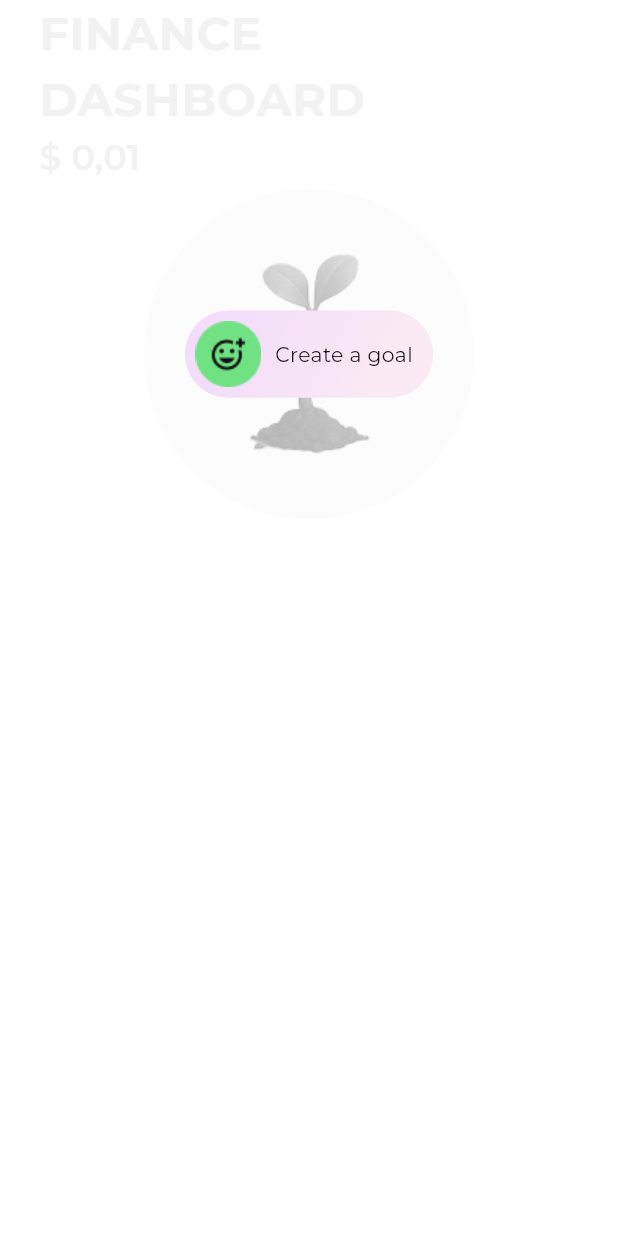
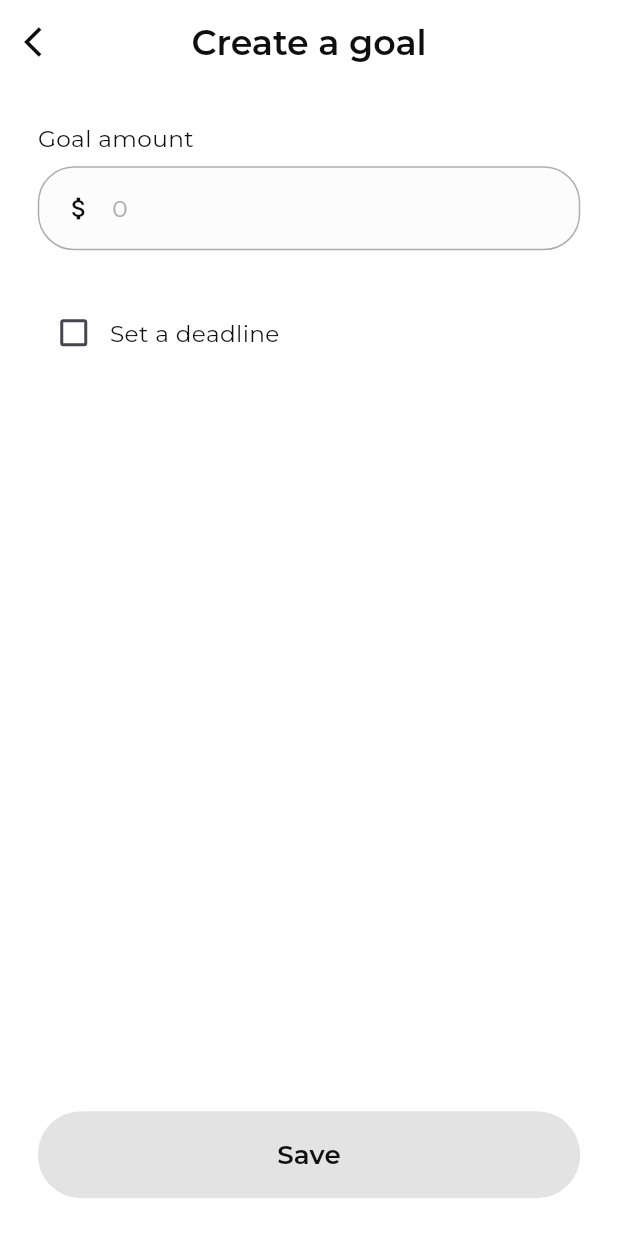
Before and after one commit to ibrahimsiam25/app_p_134, a Flutter app: the BalanceCard widget shown alone on an empty page, opened directly, after a tap on "Create a goal", on a phone screen of 412 x 824 dp. Run offline on Flutter 3.47's test engine with Material 3 defaults, Android fonts, the light colour scheme and no system bars; our stand-ins replace flutter_bloc, flutter_local_notifications, flutter_screenutil, share_plus, shared_preferences; missing offline and left inert: app_settings; accounts and stored records are empty.

Commit message:
feat: Add CreateGoalScreen and integrate navigation from BalanceCard

```diff
--- a/lib/core/app_router/app_router.dart
+++ b/lib/core/app_router/app_router.dart
@@ -1,5 +1,6 @@
 import 'package:flutter/material.dart';
 
+import '../../screens/create_goal/create_goal_screen.dart';
 import '../../screens/home/home_screen.dart';
 import '../../screens/preloader/preloader_screen.dart';
 import '../../screens/settings/settings_screen.dart';
@@ -11,5 +12,6 @@ class AppRoute {
     'welcomeScreen': (context) => const WelcomeScreen(),
     'homeScreen': (context) => const HomeScreen(),
     'settingsScreen': (context) => const SettingsScreen(),
+    'createGoalScreen': (context) => const CreateGoalScreen(),
   };
 }
--- /dev/null
+++ b/lib/screens/create_goal/create_goal_screen.dart
@@ -0,0 +1,356 @@
+import 'package:flutter/material.dart';
+import 'package:flutter_screenutil/flutter_screenutil.dart';
+import '../../core/constants/app_colors.dart';
+import '../../core/constants/app_text_styles.dart';
+import '../../widgets/app_button.dart';
+
+
+class CreateGoalScreen extends StatefulWidget {
+  const CreateGoalScreen({super.key});
+
+  @override
+  State<CreateGoalScreen> createState() => _CreateGoalScreenState();
+}
+
+class _CreateGoalScreenState extends State<CreateGoalScreen> {
+  final TextEditingController _goalAmountController = TextEditingController();
+  DateTime? _selectedDate;
+  TimeOfDay? _selectedTime;
+  bool _isDeadlineSet = false;
+
+  final FocusNode _focusNode = FocusNode();
+
+  bool get _isFormValid =>
+    _goalAmountController.text.isNotEmpty &&
+    (!_isDeadlineSet || (_selectedDate != null && _selectedTime != null));
+
+  bool get _hasUnsavedData =>
+    _goalAmountController.text.isNotEmpty ||
+    _selectedDate != null ||
+    _selectedTime != null;
+
+  @override
+  void dispose() {
+    _goalAmountController.dispose();
+    _focusNode.dispose();
+    super.dispose();
+  }
+
+  void _showDatePicker() async {
+    final DateTime? pickedDate = await showDatePicker(
+      context: context,
+      initialDate: DateTime.now(),
+      firstDate: DateTime.now(),
+      lastDate: DateTime(2030),
+      builder: (context, child) {
+        return Theme(
+          data: Theme.of(context).copyWith(
+            colorScheme: const ColorScheme.light(
+              primary: AppColors.gren,
+              onPrimary: AppColors.white,
+              surface: AppColors.white,
+              onSurface: AppColors.black,
+            ),
+          ),
+          child: child!,
+        );
+      },
+    );
+
+    if (pickedDate != null) {
+      setState(() {
+        _selectedDate = pickedDate;
+      });
+    }
+  }
+
+  void _showTimePicker() async {
+    final TimeOfDay? pickedTime = await showTimePicker(
+      context: context,
+      initialTime: TimeOfDay.now(),
+      builder: (context, child) {
+        return Theme(
+          data: Theme.of(context).copyWith(
+            colorScheme: const ColorScheme.light(
+              primary: AppColors.gren,
+              onPrimary: AppColors.white,
+              surface: AppColors.white,
+              onSurface: AppColors.black,
+            ),
+          ),
+          child: child!,
+        );
+      },
+    );
+
+    if (pickedTime != null) {
+      setState(() {
+        _selectedTime = pickedTime;
+      });
+    }
+  }
+
+  void _showExitDialog() {
+    showDialog(
+      context: context,
+      builder: (context) => Dialog(
+        backgroundColor: AppColors.white,
+        shape: RoundedRectangleBorder(
+          borderRadius: BorderRadius.circular(16.r),
+        ),
+        child: Container(
+          padding: EdgeInsets.all(24.w),
+          child: Column(
+            mainAxisSize: MainAxisSize.min,
+            children: [
+              Text(
+                'Heads up!',
+                style: AppTextStyles.header18.copyWith(
+                  color: AppColors.black,
+                  fontWeight: FontWeight.w600,
+                ),
+                textAlign: TextAlign.center,
+              ),
+              SizedBox(height: 16.h),
+              Text(
+                'If you exit, you\'ll lose any unsaved work.',
+                style: AppTextStyles.header14.copyWith(
+                  color: AppColors.black,
+                ),
+                textAlign: TextAlign.center,
+              ),
+              SizedBox(height: 24.h),
+              Row(
+                children: [
+                  Expanded(
+                    child: AppButton(
+                      text: 'Cancel',
+                      onTap: () => Navigator.of(context).pop(),
+                      containerColor: AppColors.lightGray,
+                      fontColor: AppColors.black,
+                      height: 45.h,
+                    ),
+                  ),
+                  SizedBox(width: 16.w),
+                  Expanded(
+                    child: AppButton(
+                      text: 'Exit',
+                      onTap: () {
+                        Navigator.of(context).pop();
+                        Navigator.of(context).pop();
+                      },
+                      containerColor: AppColors.gren,
+                      fontColor: AppColors.black,
+                      height: 45.h,
+                    ),
+                  ),
+                ],
+              ),
+            ],
+          ),
+        ),
+      ),
+    );
+  }
+
+  void _onBackPressed() {
+    if (_hasUnsavedData) {
+      _showExitDialog();
+    } else {
+      Navigator.of(context).pop();
+    }
+  }
+
+  String _formatDate(DateTime date) {
+    return '${date.day.toString().padLeft(2, '0')}.${date.month.toString().padLeft(2, '0')}.${date.year}';
+  }
+
+  String _formatTime(TimeOfDay time) {
+    return '${time.hour.toString().padLeft(2, '0')}:${time.minute.toString().padLeft(2, '0')}';
+  }
+
+  @override
+  Widget build(BuildContext context) {
+    return Scaffold(
+      backgroundColor: AppColors.white,
+      appBar: AppBar(
+        backgroundColor: AppColors.white,
+        elevation: 0,
+        leading: IconButton(
+          icon: const Icon(Icons.arrow_back_ios, color: AppColors.black),
+          onPressed: _onBackPressed,
+        ),
+        title: Text(
+          'Create a goal',
+          style: TextStyle(
+            fontFamily: AppTextStyles.fontMontserrat,
+            fontSize: 24.sp,
+            fontWeight: FontWeight.w600,
+            color: AppColors.black,
+          ),
+        ),
+        centerTitle: true,
+      ),
+      body: Column(
+        children: [
+          Expanded(
+            child: Padding(
+              padding: EdgeInsets.all(24.w),
+              child: Column(
+                crossAxisAlignment: CrossAxisAlignment.start,
+                children: [
+                  // Goal Amount Section
+                  Text(
+                    'Goal amount',
+                    style: TextStyle(
+                      fontFamily: AppTextStyles.fontMontserrat,
+                      fontSize: 16.sp,
+                      fontWeight: FontWeight.w400,
+                      color: AppColors.black,
+                    ),
+                  ),
+                  SizedBox(height: 8.h),
+                  // Goal Amount Input
+                  Container(
+                    decoration: BoxDecoration(
+                      color: const Color(0xffFDFCFD),
+                      border: Border.all(color: AppColors.gray),
+                      borderRadius: BorderRadius.circular(25.r),
+                    ),
+                    child: TextField(
+                      controller: _goalAmountController,
+                      focusNode: _focusNode,
+                      keyboardType: TextInputType.numberWithOptions(decimal: true),
+                      style: AppTextStyles.header16.copyWith(color: AppColors.black),
+                      onChanged: (value) {
+                        setState(() {});
+                      },
+                      decoration: InputDecoration(
+                        hintText: '0',
+                        hintStyle: AppTextStyles.header16.copyWith(color: AppColors.gray),
+                        prefixIcon: Padding(
+                          padding: EdgeInsets.only(left: 16.w, right: 8.w),
+                          child: Icon(
+                            Icons.attach_money,
+                            color: AppColors.black,
+                            size: 20.sp,
+                          ),
+                        ),
+                        prefixIconConstraints: BoxConstraints(
+                          minWidth: 40.w,
+                          minHeight: 20.h,
+                        ),
+                        border: InputBorder.none,
+                        contentPadding: EdgeInsets.symmetric(
+                          horizontal: 16.w,
+                          vertical: 16.h,
+                        ),
+                      ),
+                    ),
+                  ),
+
+                  SizedBox(height: 32.h),
+
+                  // Set Deadline Section
+                  Row(
+                    children: [
+                      Checkbox(
+                        value: _isDeadlineSet,
+                        onChanged: (value) {
+                          setState(() {
+                            _isDeadlineSet = value ?? false;
+                            if (!_isDeadlineSet) {
+                              _selectedDate = null;
+                              _selectedTime = null;
+                            }
+                          });
+                        },
+                        activeColor: AppColors.gren,
+                      ),
+                      Text(
+                        'Set a deadline',
+                        style: AppTextStyles.header16.copyWith(color: AppColors.black),
+                      ),
+                    ],
+                  ),
+
+                  if (_isDeadlineSet) ...[
+                    SizedBox(height: 16.h),
+
+                    // Date Selection
+                    GestureDetector(
+                      onTap: _showDatePicker,
+                      child: Container(
+                        padding: EdgeInsets.all(16.w),
+                        decoration: BoxDecoration(
+                          color: const Color(0xffFDFCFD),
+                          border: Border.all(color: AppColors.gray),
+                          borderRadius: BorderRadius.circular(8.r),
+                        ),
+                        child: Row(
+                          children: [
+                            const Icon(Icons.calendar_today, color: AppColors.gray),
+                            SizedBox(width: 12.w),
+                            Text(
+                              _selectedDate != null ? _formatDate(_selectedDate!) : 'Select date',
+                              style: AppTextStyles.header16.copyWith(
+                                color: _selectedDate != null ? AppColors.black : AppColors.gray,
+                              ),
+                            ),
+                          ],
+                        ),
+                      ),
+                    ),
+
+                    SizedBox(height: 16.h),
+
+                    // Time Selection
+                    GestureDetector(
+                      onTap: _showTimePicker,
+                      child: Container(
+                        padding: EdgeInsets.all(16.w),
+                        decoration: BoxDecoration(
+                          color: const Color(0xffFDFCFD),
+                          border: Border.all(color: AppColors.gray),
+                          borderRadius: BorderRadius.circular(8.r),
+                        ),
+                        child: Row(
+                          children: [
+                            const Icon(Icons.access_time, color: AppColors.gray),
+                            SizedBox(width: 12.w),
+                            Text(
+                              _selectedTime != null ? _formatTime(_selectedTime!) : 'Select time',
+                              style: AppTextStyles.header16.copyWith(
+                                color: _selectedTime != null ? AppColors.black : AppColors.gray,
+                              ),
+                            ),
+                          ],
+                        ),
+                      ),
+                    ),
+                  ],
+
+                  const Spacer(),
+
+                  // Save Button
+                  AppButton(
+                    text: 'Save',
+                    onTap: _isFormValid ? () {
+                      // Save goal logic here
+                      Navigator.of(context).pop();
+                    } : null,
+                    containerColor: _isFormValid ? AppColors.gren : AppColors.lightGray,
+                    fontColor: AppColors.black,
+                    width: double.infinity,
+                    height: 60.h,
+                  ),
+                ],
+              ),
+            ),
+          ),
+
+        ],
+      ),
+    );
+  }
+}
--- a/lib/screens/home/widgets/balance_card.dart
+++ b/lib/screens/home/widgets/balance_card.dart
@@ -53,7 +53,7 @@ class BalanceCard extends StatelessWidget {
                   // Create a goal button
                   GestureDetector(
                     onTap: () {
-                      // Navigate to create goal screen
+                      Navigator.pushNamed(context, 'createGoalScreen');
                     },
                     child: Container(
                       padding: const EdgeInsets.all(6),
```
